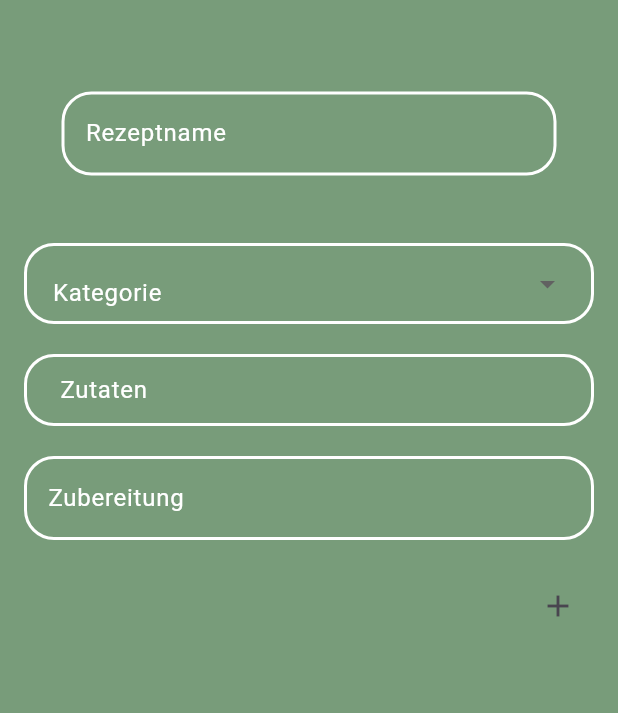
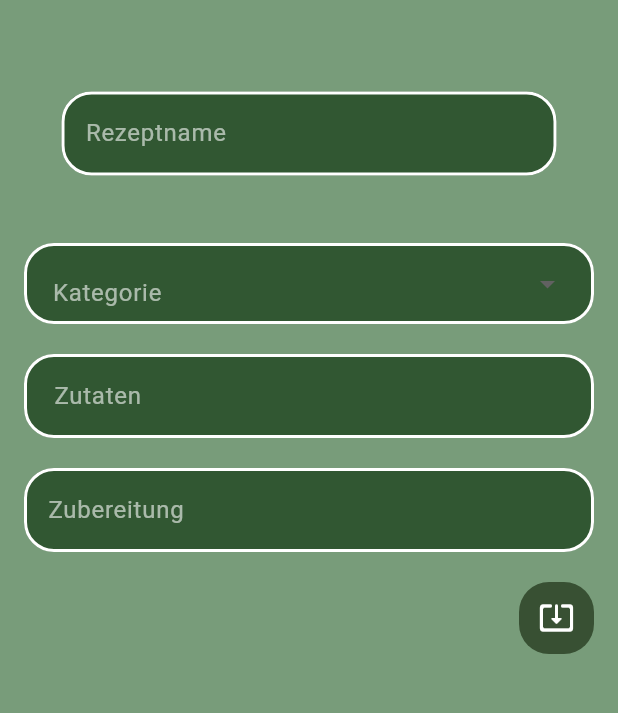
Before and after one commit to MelissaHartung/uebungsapp, a Flutter app: the AddRezept screen opened by its route, on a phone screen of 412 x 824 dp, the part 84-797 px from its top. Run offline on Flutter 3.47's test engine with Material 3 defaults, Android fonts, the light colour scheme and no system bars; our stand-ins replace dropdown_button2.

Commit message:
new textfield class

```diff
--- /dev/null
+++ b/lib/components/text_field_zutaten.dart
@@ -0,0 +1,83 @@
+import 'package:flutter/material.dart';
+
+class ZutatenTextField extends StatefulWidget {
+  const ZutatenTextField({super.key});
+
+  @override
+  State<ZutatenTextField> createState() => _ZutatenTextFieldState();
+}
+
+class _ZutatenTextFieldState extends State<ZutatenTextField> {
+  final TextEditingController myTextController1 = TextEditingController();
+
+  @override
+  void initState() {
+    super.initState();
+
+    myTextController1.addListener(() {
+      final oldText = myTextController1.text;
+      final lines = oldText.split('\n');
+
+      List<String> newLines = [];
+
+      for (var line in lines) {
+        final trimmedLine = line.trimLeft();
+
+        if (trimmedLine.isEmpty) {
+          newLines.add('');
+        }
+        // Wenn Zeile schon mit "•" beginnt (auch mit Leerzeichen davor) → nicht nochmal hinzufügen
+        else if (trimmedLine.startsWith('•')) {
+          newLines.add(line);
+        }
+        // Nur Zeilen, die NICHT mit • beginnen → hinzufügen
+        else {
+          newLines.add('• $trimmedLine');
+        }
+      }
+
+      final newText = newLines.join('\n');
+
+      if (newText != oldText) {
+        final cursorOffset = myTextController1.selection.baseOffset;
+        final offsetDiff = newText.length - oldText.length;
+
+        myTextController1.value = TextEditingValue(
+          text: newText,
+          selection: TextSelection.collapsed(offset: cursorOffset + offsetDiff),
+        );
+      }
+    });
+  }
+
+  @override
+  void dispose() {
+    myTextController1.dispose();
+    super.dispose();
+  }
+
+  @override
+  Widget build(BuildContext context) {
+    return TextField(
+      controller: myTextController1,
+      maxLines: null,
+      keyboardType: TextInputType.multiline,
+      style: TextStyle(color: Colors.white),
+      decoration: InputDecoration(
+        hintText: "Zutaten",
+        hintStyle: TextStyle(color: const Color.fromARGB(150, 255, 255, 255)),
+        fillColor: Color.fromARGB(255, 49, 87, 50),
+        filled: true,
+        enabledBorder: OutlineInputBorder(
+          borderSide: BorderSide(color: Colors.white, width: 2),
+          borderRadius: BorderRadius.circular(20),
+        ),
+        border: OutlineInputBorder(
+          borderSide: BorderSide(color: Colors.white, width: 2),
+          borderRadius: BorderRadius.circular(20),
+        ),
+        contentPadding: EdgeInsets.all(16),
+      ),
+    );
+  }
+}
--- a/lib/pages/add_rezept.dart
+++ b/lib/pages/add_rezept.dart
@@ -1,5 +1,6 @@
 import 'package:flutter/material.dart';
 import 'package:dropdown_button2/dropdown_button2.dart';
+import 'package:uebungsapp/components/text_field_zutaten.dart';
 
 class AddRezept extends StatelessWidget {
   const AddRezept({super.key});
@@ -31,7 +32,11 @@ class AddRezept extends StatelessWidget {
                 child: TextField(
                   decoration: InputDecoration(
                     hintText: "Rezeptname",
-                    hintStyle: TextStyle(color: Colors.white),
+                    hintStyle: TextStyle(
+                      color: const Color.fromARGB(150, 255, 255, 255),
+                    ),
+                    fillColor: Color.fromARGB(255, 49, 87, 50),
+                    filled: true,
                     enabledBorder: OutlineInputBorder(
                       borderSide: BorderSide(color: Colors.white, width: 2),
                       borderRadius: BorderRadius.circular(20),
@@ -48,7 +53,11 @@ class AddRezept extends StatelessWidget {
               DropdownButtonFormField2<String>(
                 decoration: InputDecoration(
                   hintText: "Kategorie",
-                  hintStyle: TextStyle(color: Colors.white),
+                  hintStyle: TextStyle(
+                    color: const Color.fromARGB(150, 255, 255, 255),
+                  ),
+                  fillColor: Color.fromARGB(255, 49, 87, 50),
+                  filled: true,
 
                   enabledBorder: OutlineInputBorder(
                     borderSide: BorderSide(color: Colors.white, width: 2),
@@ -90,31 +99,38 @@ class AddRezept extends StatelessWidget {
               ),
 
               SizedBox(height: 20),
-
-              TextField(
-                style: TextStyle(color: Colors.white),
-                controller: myTextController1,
-                decoration: InputDecoration(
-                  contentPadding: EdgeInsets.symmetric(horizontal: 20),
-                  hintText: "Zutaten",
-                  hintStyle: TextStyle(color: Colors.white),
-                  enabledBorder: OutlineInputBorder(
-                    borderSide: BorderSide(color: Colors.white, width: 2),
-                    borderRadius: BorderRadius.circular(20),
-                  ),
-                  border: OutlineInputBorder(
-                    borderSide: BorderSide(color: Colors.white, width: 2),
-                    borderRadius: BorderRadius.circular(20),
-                  ),
-                ),
-              ),
+              ZutatenTextField(),
+              // TextField(
+              //   style: TextStyle(color: Colors.white),
+              //   controller: myTextController1,
+              //   decoration: InputDecoration(
+              //     hintText: "Zutaten",
+              //     hintStyle: TextStyle(
+              //       color: const Color.fromARGB(150, 255, 255, 255),
+              //     ),
+              //     fillColor: Color.fromARGB(255, 49, 87, 50),
+              //     filled: true,
+              //     enabledBorder: OutlineInputBorder(
+              //       borderSide: BorderSide(color: Colors.white, width: 2),
+              //       borderRadius: BorderRadius.circular(20),
+              //     ),
+              //     border: OutlineInputBorder(
+              //       borderSide: BorderSide(color: Colors.white, width: 2),
+              //       borderRadius: BorderRadius.circular(20),
+              //     ),
+              //   //   ),
+              //   // ),
               SizedBox(height: 20),
 
               TextField(
                 controller: myTextController2,
                 decoration: InputDecoration(
                   hintText: "Zubereitung",
-                  hintStyle: TextStyle(color: Colors.white),
+                  hintStyle: TextStyle(
+                    color: const Color.fromARGB(150, 255, 255, 255),
+                  ),
+                  fillColor: Color.fromARGB(255, 49, 87, 50),
+                  filled: true,
 
                   enabledBorder: OutlineInputBorder(
                     borderSide: BorderSide(color: Colors.white, width: 2),
@@ -130,9 +146,19 @@ class AddRezept extends StatelessWidget {
 
               Align(
                 alignment: Alignment.centerRight,
-                child: IconButton(
-                  onPressed: () {},
-                  icon: const Icon(Icons.add),
+                child: Container(
+                  width: 50,
+                  decoration: BoxDecoration(
+                    borderRadius: BorderRadius.circular(20),
+                    color: Color.fromARGB(255, 56, 80, 51),
+                  ),
+                  child: IconButton(
+                    onPressed: () {},
+                    icon: const Icon(
+                      Icons.system_update_tv_rounded,
+                      color: Colors.white,
+                    ),
+                  ),
                 ),
               ),
               // print(
```
